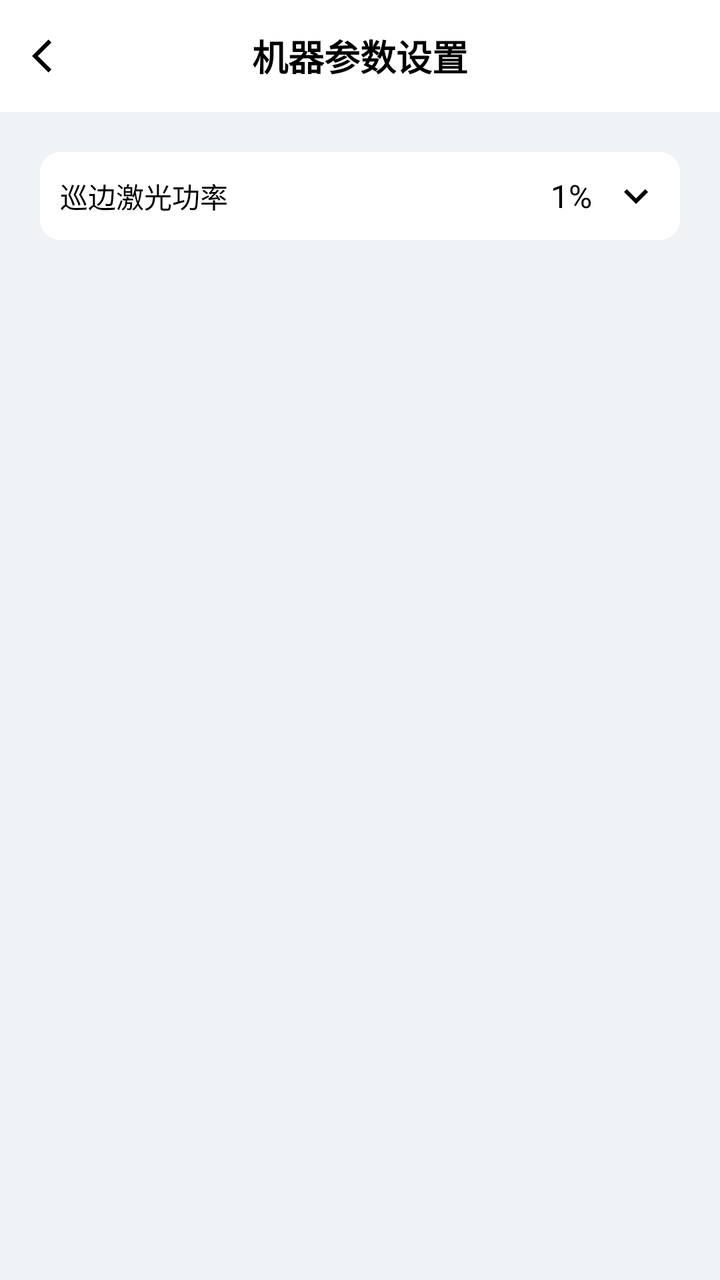
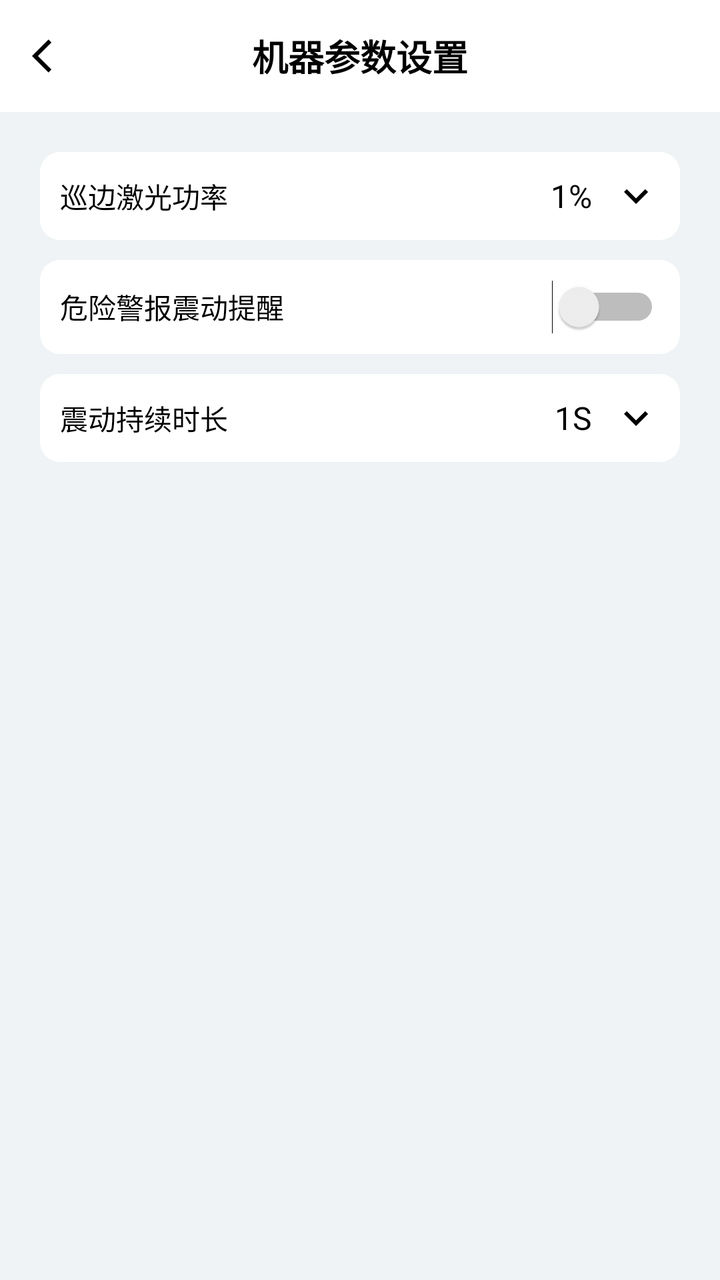

The first picture is an Android layout as it rendered before a commit; the second is the same layout after the commit. The layout source and the unified diff follow.
<!-- AndroidManifest.xml: activity theme AppTheme.NoActionBar -->
<!-- res/layout/activity_machine_value_setting.xml -->
<?xml version="1.0" encoding="utf-8"?>
<LinearLayout xmlns:android="http://schemas.android.com/apk/res/android"
    android:layout_width="match_parent"
    android:layout_height="match_parent"
    android:background="@color/ColorGray"
    android:orientation="vertical">

    <RelativeLayout
        android:id="@+id/status_bar"
        android:layout_width="match_parent"
        android:layout_height="?attr/actionBarSize"
        android:background="@color/colorWhite">

        <ImageView
            android:id="@+id/iv_back"
            android:layout_width="20dp"
            android:layout_height="match_parent"
            android:layout_alignParentStart="true"
            android:layout_centerVertical="true"
            android:layout_marginStart="16dp"
            android:src="@drawable/ic_back" />

        <TextView
            android:layout_width="wrap_content"
            android:layout_height="match_parent"
            android:layout_centerHorizontal="true"
            android:gravity="center"
            android:text="机器参数设置"
            android:textColor="@color/colorBlack"
            android:textSize="18sp"
            android:textStyle="bold" />
    </RelativeLayout>

    <LinearLayout
        android:layout_width="match_parent"
        android:layout_height="match_parent"
        android:orientation="vertical"
        android:padding="20dp">

        <RelativeLayout
            android:id="@+id/rl_laser_level"
            android:layout_width="match_parent"
            android:layout_height="wrap_content"
            android:background="@drawable/bg_white_ffffff_r10"
            android:padding="10dp">

            <TextView
                android:layout_width="wrap_content"
                android:layout_height="wrap_content"
                android:layout_alignParentStart="true"
                android:layout_centerVertical="true"
                android:text="巡边激光功率"
                android:textColor="@color/colorBlack"
                android:textSize="14sp" />

            <LinearLayout
                android:layout_width="wrap_content"
                android:layout_height="wrap_content"
                android:layout_alignParentEnd="true"
                android:layout_centerVertical="true"
                android:gravity="center"
                android:orientation="horizontal">

                <TextView
                    android:id="@+id/tv_laser_level"
                    android:layout_width="wrap_content"
                    android:layout_height="wrap_content"
                    android:text="1"
                    android:textColor="@color/colorBlack"
                    android:textSize="16sp" />

                <TextView
                    android:layout_width="wrap_content"
                    android:layout_height="wrap_content"
                    android:text="%"
                    android:textColor="@color/colorBlack"
                    android:textSize="16sp" />

                <ImageView
                    android:layout_width="wrap_content"
                    android:layout_height="wrap_content"
                    android:layout_marginStart="10dp"
                    android:src="@drawable/ic_arrow_down" />
            </LinearLayout>
        </RelativeLayout>
    </LinearLayout>
</LinearLayout>
<!-- resources referenced by this layout -->
<resources>
  <color name="ColorGray">#eff3f6</color>
  <color name="colorBlack">#000000</color>
  <color name="colorWhite">#ffffff</color>
  <!-- drawable bg_white_ffffff_r10 (drawable) -->
  <?xml version="1.0" encoding="utf-8"?>
  <shape xmlns:android="http://schemas.android.com/apk/res/android">
  
      <solid android:color="#FFFFFFFF" />
  
      <corners android:radius="10dp" />
  
  </shape>
  <!-- drawable ic_arrow_down (drawable) -->
  <vector xmlns:android="http://schemas.android.com/apk/res/android" android:height="24dp" android:tint="#000000" android:viewportHeight="24" android:viewportWidth="24" android:width="24dp">
        
      <path android:fillColor="@android:color/white" android:pathData="M7.41,8.59L12,13.17l4.59,-4.58L18,10l-6,6 -6,-6 1.41,-1.41z"/>
      
  </vector>
  <!-- drawable ic_back (drawable) -->
  <vector xmlns:android="http://schemas.android.com/apk/res/android" android:autoMirrored="true" android:height="24dp" android:tint="#000000" android:viewportHeight="24" android:viewportWidth="24" android:width="24dp">
        
      <path android:fillColor="@android:color/white" android:pathData="M11.67,3.87L9.9,2.1 0,12l9.9,9.9 1.77,-1.77L3.54,12z"/>
      
  </vector>
  <style name="AppTheme.NoActionBar">
          <item name="windowActionBar">false</item>
          <item name="windowNoTitle">true</item>
      </style>
</resources>

<!-- the commit's change to res/layout/activity_machine_value_setting.xml (unified diff, before → after) -->
@@ -83,5 +83,80 @@
                     android:src="@drawable/ic_arrow_down" />
             </LinearLayout>
         </RelativeLayout>
+
+        <RelativeLayout
+            android:layout_width="match_parent"
+            android:layout_height="wrap_content"
+            android:layout_marginTop="10dp"
+            android:background="@drawable/bg_white_ffffff_r10"
+            android:padding="10dp">
+
+            <TextView
+                android:layout_width="wrap_content"
+                android:layout_height="wrap_content"
+                android:layout_alignParentStart="true"
+                android:layout_centerVertical="true"
+                android:text="危险警报震动提醒"
+                android:textColor="@color/colorBlack"
+                android:textSize="14sp" />
+
+
+            <Switch
+                android:id="@+id/switch_vibrate_alert"
+                android:layout_width="wrap_content"
+                android:layout_height="wrap_content"
+                android:layout_alignParentEnd="true"
+                android:layout_centerVertical="true" />
+
+        </RelativeLayout>
+
+        <RelativeLayout
+            android:id="@+id/rl_vibrate_alert_time"
+            android:layout_width="match_parent"
+            android:layout_height="wrap_content"
+            android:background="@drawable/bg_white_ffffff_r10"
+            android:padding="10dp"
+            android:layout_marginTop="10dp">
+
+            <TextView
+                android:layout_width="wrap_content"
+                android:layout_height="wrap_content"
+                android:layout_alignParentStart="true"
+                android:layout_centerVertical="true"
+                android:text="震动持续时长"
+                android:textColor="@color/colorBlack"
+                android:textSize="14sp" />
+
+            <LinearLayout
+                android:layout_width="wrap_content"
+                android:layout_height="wrap_content"
+                android:layout_alignParentEnd="true"
+                android:layout_centerVertical="true"
+                android:gravity="center"
+                android:orientation="horizontal">
+
+                <TextView
+                    android:id="@+id/tv_vibrate_alert_time"
+                    android:layout_width="wrap_content"
+                    android:layout_height="wrap_content"
+                    android:text="1"
+                    android:textColor="@color/colorBlack"
+                    android:textSize="16sp" />
+
+                <TextView
+                    android:layout_width="wrap_content"
+                    android:layout_height="wrap_content"
+                    android:text="S"
+                    android:textColor="@color/colorBlack"
+                    android:textSize="16sp" />
+
+                <ImageView
+                    android:layout_width="wrap_content"
+                    android:layout_height="wrap_content"
+                    android:layout_marginStart="10dp"
+                    android:src="@drawable/ic_arrow_down" />
+            </LinearLayout>
+        </RelativeLayout>
+
     </LinearLayout>
 </LinearLayout>
